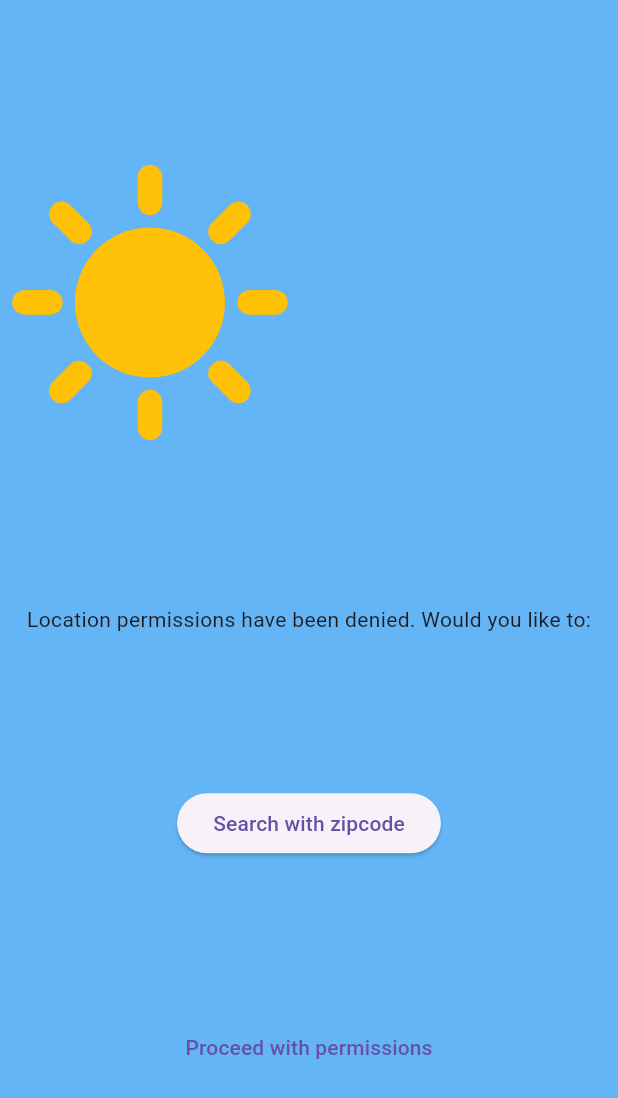
After one commit to ECMessina/weather, a Flutter app: the LocationDenied screen opened directly, on a phone screen of 412 x 824 dp. The commit adds this screen. Shown: the top 1098 px of the screen. Run offline on Flutter 3.47's test engine with Material 3 defaults, Android fonts, the phone set to English and light mode, and no system bars; our stand-ins replace geolocator, google_fonts.

Commit message:
Geolocator for location permissions and routes for possibilites based off of user selection

```diff
--- /dev/null
+++ b/lib/location_denied.dart
@@ -0,0 +1,36 @@
+import 'package:flutter/material.dart';
+import 'package:weather/constants.dart';
+
+class LocationDenied extends StatelessWidget {
+  const LocationDenied({super.key});
+
+  @override
+  Widget build(BuildContext context) {
+    return Scaffold(
+      backgroundColor: SigColors.medTheme,
+      body: Column(
+        mainAxisAlignment: MainAxisAlignment.spaceEvenly,
+        children: [
+          const Row(
+            children: [
+              Icon(
+                Icons.sunny,
+                color: Colors.amber,
+                size: 200,
+              ),
+            ],
+          ),
+          const Text('Location permissions have been denied. Would you like to:'),
+          ElevatedButton(
+            child: const Text('Search with zipcode'),
+            onPressed: () {},
+          ),
+          TextButton(
+            child: const Text('Proceed with permissions'),
+            onPressed: () => Navigator.pop(context),
+          ),
+        ],
+      ),
+    );
+  }
+}
--- a/pubspec.yaml
+++ b/pubspec.yaml
@@ -9,6 +9,7 @@ environment:
 dependencies:
   flutter:
     sdk: flutter
+  geolocator: ^11.0.0
   google_fonts: ^6.2.1
 
 dev_dependencies:
```
Also changed, not shown: lib/current_location_weather.dart (added, +34 -0 lines), lib/start_screen.dart (+40 -1 lines), pubspec.lock, 1 other file.
